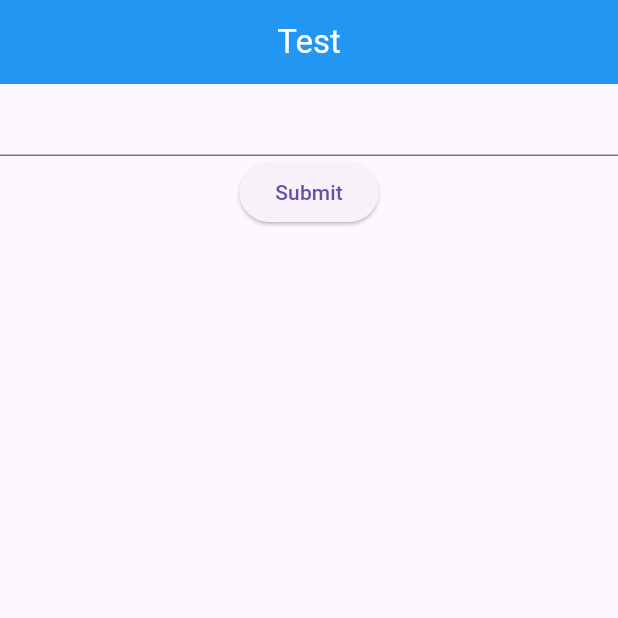
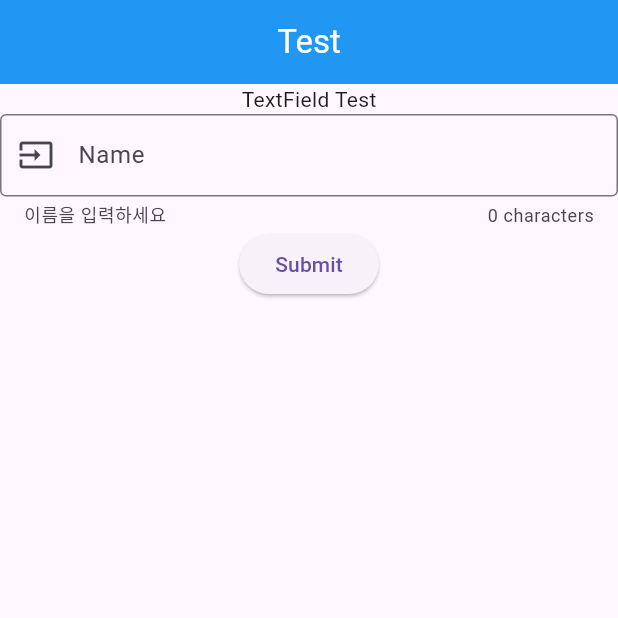
Before and after one commit to nongsang/Flutter-Study, a Flutter app: the screen it shows after launch, on a phone screen of 412 x 824 dp, the top half of it. Run offline on Flutter 3.47's test engine with Material 3 defaults, Android fonts, the phone set to English and light mode, and no system bars.

Commit message:
InputDecoration으로 텍스트 필드 꾸미기

```diff
--- a/text_field/lib/main.dart
+++ b/text_field/lib/main.dart
@@ -59,9 +59,19 @@ class TestState extends State<TestScreen> {
   Widget build(BuildContext context) {
     return Column(
       children: [
+        Text('TextField Test'),
         TextField(
           style: TextStyle(fontSize: 15),
           controller: controller, // 텍스트 필드에 입력한 데이터를 저장할 컨트롤러 등록
+          decoration: InputDecoration(
+            labelText: 'Name',  // 라벨 이름
+            prefixIcon: Icon(Icons.input), // TextField 앞에 출력할 아이콘
+            border: OutlineInputBorder(), // TextField 테두리
+            hintText: 'Input', // 플레이스 홀더
+            helperText: '이름을 입력하세요', // 헬퍼 텍스트
+            counterText: '$textCounter characters', // 문자 개수 출력
+            //errorText: '잘못 입력했습니다'
+          ),
         ),
 
         ElevatedButton(
```
